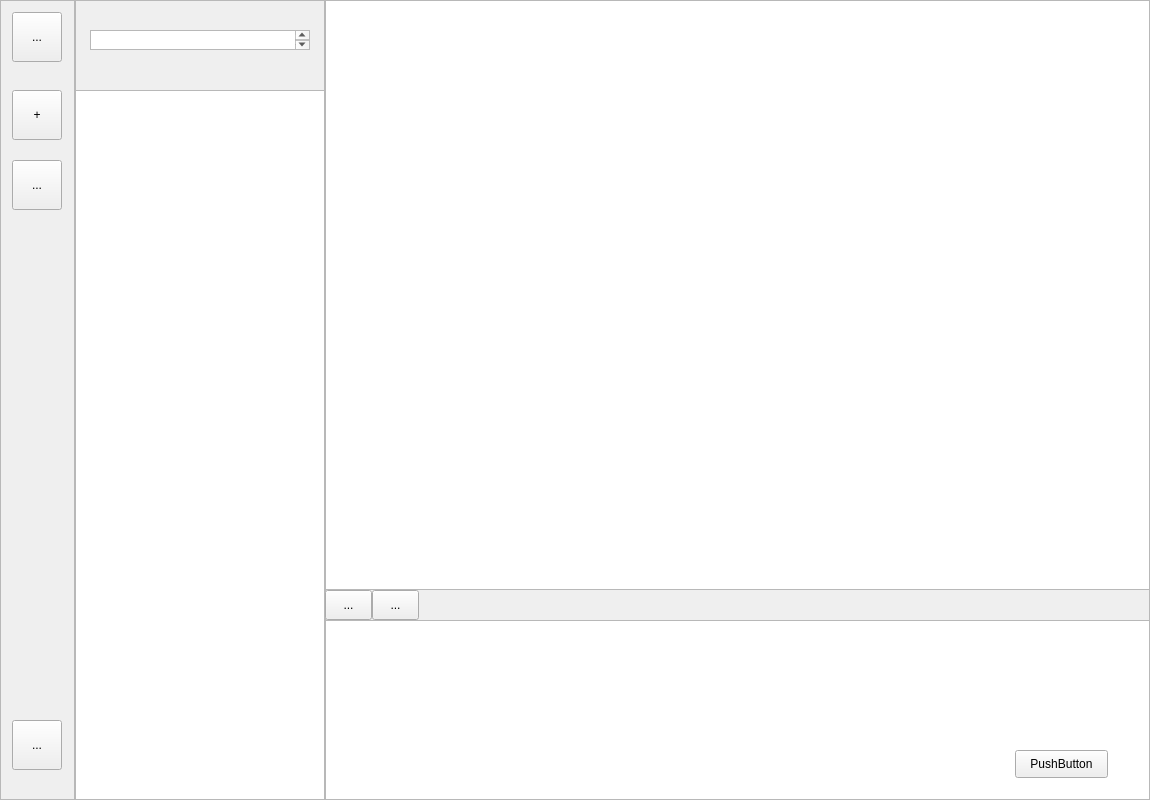
Before: the Qt Designer form GUI/mainwindow.ui in HandlerNine/QtProject, drawn with Qt 5.
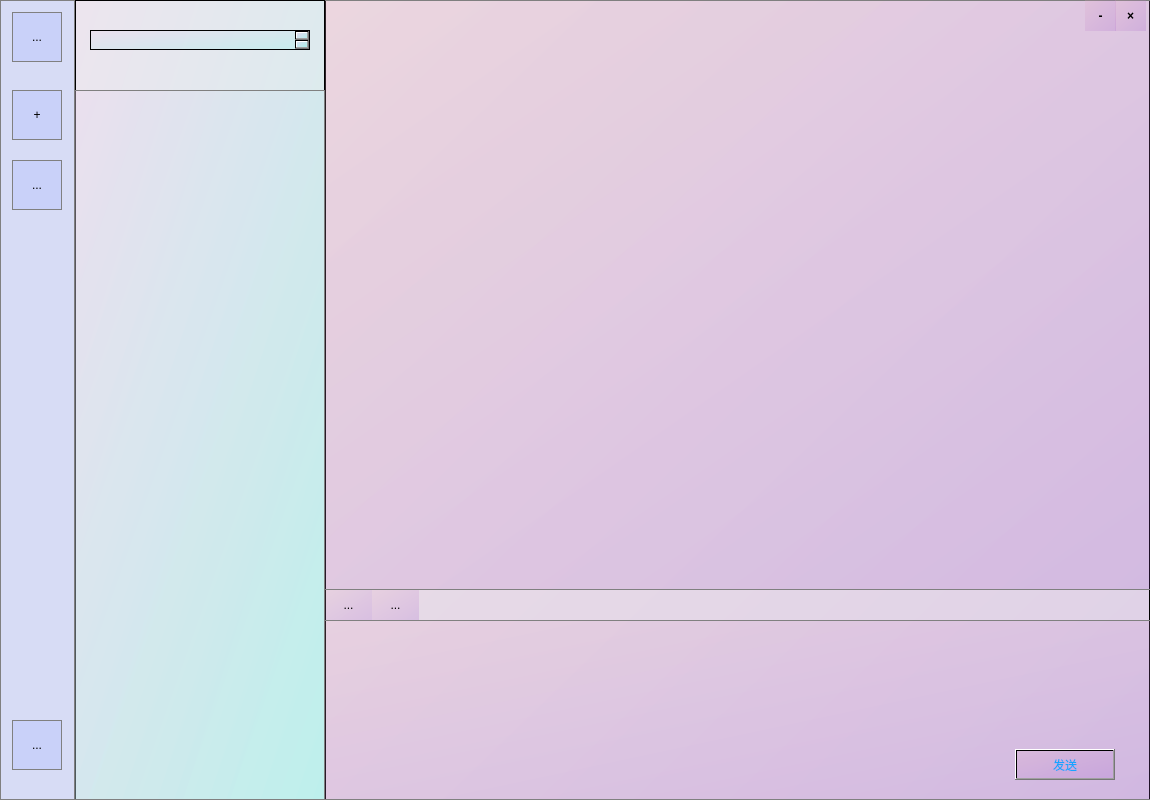
After: the same form once the commit is applied.

Patch:
```diff
--- a/GUI/mainwindow.ui
+++ b/GUI/mainwindow.ui
@@ -35,6 +35,10 @@
       <height>16777215</height>
      </size>
     </property>
+    <property name="styleSheet">
+     <string notr="true">background-color: rgba(178, 190, 255,100);
+border:1px groove gray;</string>
+    </property>
     <property name="frameShape">
      <enum>QFrame::StyledPanel</enum>
     </property>
@@ -53,6 +57,9 @@
      <property name="text">
       <string>...</string>
      </property>
+     <property name="autoRaise">
+      <bool>true</bool>
+     </property>
     </widget>
     <widget class="QToolButton" name="singleButton">
      <property name="geometry">
@@ -66,6 +73,9 @@
      <property name="text">
       <string>+</string>
      </property>
+     <property name="autoRaise">
+      <bool>true</bool>
+     </property>
     </widget>
     <widget class="QToolButton" name="moreButton">
      <property name="geometry">
@@ -79,6 +89,9 @@
      <property name="text">
       <string>...</string>
      </property>
+     <property name="autoRaise">
+      <bool>true</bool>
+     </property>
     </widget>
     <widget class="QToolButton" name="settingButton">
      <property name="geometry">
@@ -92,6 +105,9 @@
      <property name="text">
       <string>...</string>
      </property>
+     <property name="autoRaise">
+      <bool>true</bool>
+     </property>
     </widget>
    </widget>
    <widget class="QFrame" name="frame_2">
@@ -103,6 +119,9 @@
       <height>800</height>
      </rect>
     </property>
+    <property name="styleSheet">
+     <string notr="true">background-color: qlineargradient(spread:pad, x1:1, y1:1, x2:0, y2:0, stop:0 rgba(160,241,234, 100),stop:1 rgba(234,214,238,100));</string>
+    </property>
     <property name="frameShape">
      <enum>QFrame::StyledPanel</enum>
     </property>
@@ -122,12 +141,15 @@
     <widget class="QListWidget" name="friendList">
      <property name="geometry">
       <rect>
-       <x>0</x>
+       <x>-1</x>
        <y>90</y>
-       <width>250</width>
+       <width>251</width>
        <height>710</height>
       </rect>
      </property>
+     <property name="styleSheet">
+      <string notr="true">border:1px groove gray;</string>
+     </property>
     </widget>
    </widget>
    <widget class="QFrame" name="frame_3">
@@ -139,6 +161,9 @@
       <height>800</height>
      </rect>
     </property>
+    <property name="styleSheet">
+     <string notr="true">background-color: qlineargradient(spread:pad, x1:0, y1:0, x2:1, y2:1, stop:0 rgba(229,170,195, 50), stop:1 rgba(154,82,199, 50));</string>
+    </property>
     <property name="frameShape">
      <enum>QFrame::StyledPanel</enum>
     </property>
@@ -148,9 +173,9 @@
     <widget class="QTextEdit" name="textEdit">
      <property name="geometry">
       <rect>
-       <x>0</x>
+       <x>-10</x>
        <y>620</y>
-       <width>825</width>
+       <width>841</width>
        <height>180</height>
       </rect>
      </property>
@@ -159,16 +184,24 @@
        <pointsize>16</pointsize>
       </font>
      </property>
+     <property name="styleSheet">
+      <string notr="true">
+border:1px groove gray;</string>
+     </property>
     </widget>
     <widget class="QListWidget" name="listWidget">
      <property name="geometry">
       <rect>
-       <x>0</x>
+       <x>-10</x>
        <y>0</y>
-       <width>825</width>
+       <width>841</width>
        <height>590</height>
       </rect>
      </property>
+     <property name="styleSheet">
+      <string notr="true">
+border:1px groove gray;</string>
+     </property>
     </widget>
     <widget class="QToolButton" name="emojiButton">
      <property name="geometry">
@@ -182,6 +215,9 @@
      <property name="text">
       <string>...</string>
      </property>
+     <property name="autoRaise">
+      <bool>true</bool>
+     </property>
     </widget>
     <widget class="QToolButton" name="picButton">
      <property name="geometry">
@@ -195,18 +231,68 @@
      <property name="text">
       <string>...</string>
      </property>
+     <property name="autoRaise">
+      <bool>true</bool>
+     </property>
     </widget>
     <widget class="QPushButton" name="pushButton">
      <property name="geometry">
       <rect>
        <x>690</x>
-       <y>750</y>
-       <width>93</width>
-       <height>28</height>
+       <y>749</y>
+       <width>100</width>
+       <height>31</height>
       </rect>
      </property>
+     <property name="styleSheet">
+      <string notr="true">color: rgb(24, 163, 255);</string>
+     </property>
      <property name="text">
-      <string>PushButton</string>
+      <string>发送</string>
+     </property>
+    </widget>
+    <widget class="QToolButton" name="toolButton">
+     <property name="geometry">
+      <rect>
+       <x>790</x>
+       <y>0</y>
+       <width>31</width>
+       <height>31</height>
+      </rect>
+     </property>
+     <property name="font">
+      <font>
+       <weight>75</weight>
+       <bold>true</bold>
+      </font>
+     </property>
+     <property name="text">
+      <string>×</string>
+     </property>
+     <property name="autoRaise">
+      <bool>true</bool>
+     </property>
+    </widget>
+    <widget class="QToolButton" name="toolButton_2">
+     <property name="geometry">
+      <rect>
+       <x>760</x>
+       <y>0</y>
+       <width>31</width>
+       <height>31</height>
+      </rect>
+     </property>
+     <property name="font">
+      <font>
+       <weight>75</weight>
+       <bold>true</bold>
+      </font>
+     </property>
+     <property name="text">
+      <string>-</string>
+     </property>
+     <property name="autoRaise">
+      <bool>true</bool>
      </property>
     </widget>
    </widget>
```
